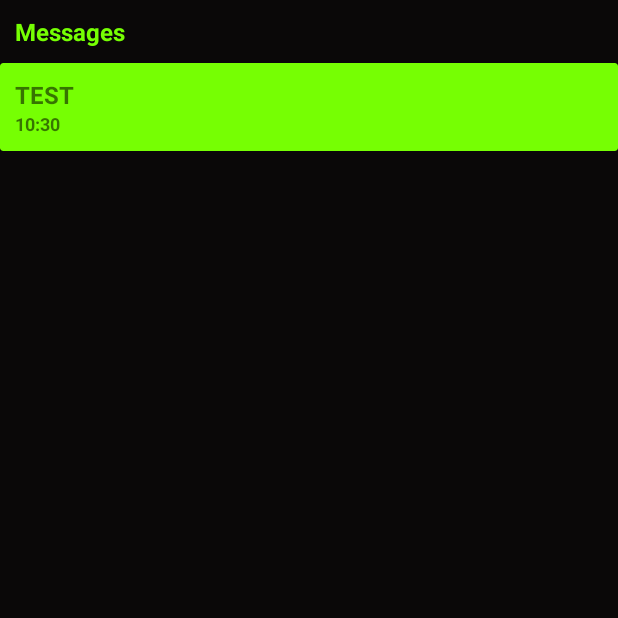
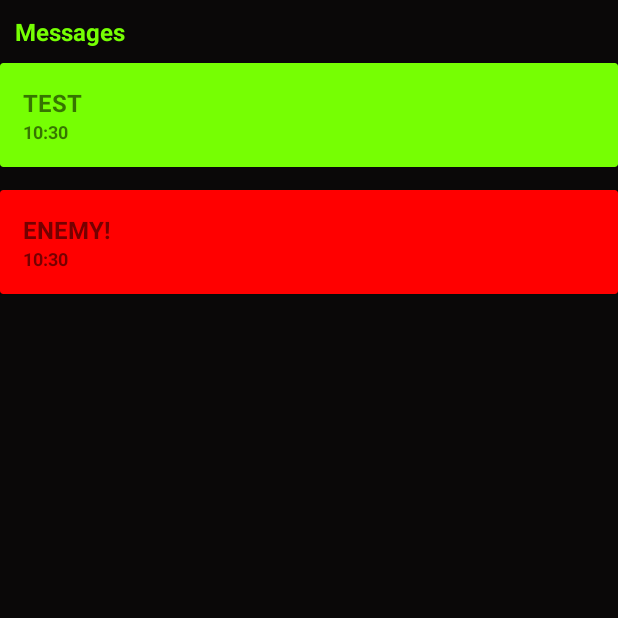
Before and after one commit to pawelDylag/X, an Android app: the screen it shows after launch (MainActivity), after a tap on "RECEIVE FRAGMENT", on a phone screen of 412 x 824 dp, the top half of it. Run offline under Robolectric (Android 15) with nearby library versions, the phone set to English and light mode, and no system bars; our stand-ins replace ButterKnife; libraries missing offline, so code that uses them is left out: com.estimote.sdk, com.tt.whorlviewlibrary; plain views replace WhorlView; 8 statements that could not run were skipped.

Commit message:
Receive fragment finished 2 xD

```diff
--- a/app/src/main/java/com/hacktory/x/data/Message.java
+++ b/app/src/main/java/com/hacktory/x/data/Message.java
@@ -14,10 +14,12 @@ public class Message {
 
     private String message;
     private long timestamp;
+    private boolean isEnemyDetected;
 
-    public Message(String message, long timestamp) {
+    public Message(String message, long timestamp, boolean isEnemyDetected) {
         this.message = message;
         this.timestamp = timestamp;
+        this.isEnemyDetected = isEnemyDetected;
     }
 
     public String getMessage() {
@@ -35,6 +37,9 @@ public class Message {
         return formater.format(date);
     }
 
+    public boolean isEnemyDetected() {
+        return isEnemyDetected;
+    }
 
     public void setMessage(String message) {
         this.message = message;
--- a/app/src/main/java/com/hacktory/x/receive/MessageListAdapter.java
+++ b/app/src/main/java/com/hacktory/x/receive/MessageListAdapter.java
@@ -1,5 +1,7 @@
 package com.hacktory.x.receive;
 
+import android.graphics.Color;
+import android.support.v7.widget.CardView;
 import android.support.v7.widget.RecyclerView;
 import android.view.LayoutInflater;
 import android.view.View;
@@ -20,10 +22,12 @@ public class MessageListAdapter extends RecyclerView.Adapter<MessageListAdapter.
 
     public static class ViewHolder extends RecyclerView.ViewHolder {
         public TextView textView, timeView;
+        public CardView cardView;
         public ViewHolder(View v) {
             super(v);
             textView = (TextView) v.findViewById(R.id.message_card_text);
             timeView = (TextView) v.findViewById(R.id.message_card_time);
+            cardView = (CardView) v.findViewById(R.id.message_card);
         }
     }
 
@@ -41,8 +45,10 @@ public class MessageListAdapter extends RecyclerView.Adapter<MessageListAdapter.
 
     @Override
     public void onBindViewHolder(ViewHolder holder, int position) {
-        holder.textView.setText(messages.get(position).getMessage());
-        holder.timeView.setText(messages.get(position).getReadableTimestamp());
+        Message message = messages.get(position);
+        if (message.isEnemyDetected()) holder.cardView.setCardBackgroundColor(Color.RED);
+        holder.textView.setText(message.getMessage());
+        holder.timeView.setText(message.getReadableTimestamp());
     }
 
     @Override
--- a/app/src/main/java/com/hacktory/x/receive/ReceiveFragment.java
+++ b/app/src/main/java/com/hacktory/x/receive/ReceiveFragment.java
@@ -72,7 +72,8 @@ public class ReceiveFragment extends Fragment {
         // use a linear layout manager
         layoutManager = new LinearLayoutManager(getActivity());
         recyclerView.setLayoutManager(layoutManager);
-        messageListAdapter.addNewMessage(new Message("TEST", System.currentTimeMillis()));
+        messageListAdapter.addNewMessage(new Message("TEST", System.currentTimeMillis(), false));
+        messageListAdapter.addNewMessage(new Message("ENEMY!", System.currentTimeMillis(),true));
         return view;
     }
 
--- a/app/src/main/res/layout/message_card_view.xml
+++ b/app/src/main/res/layout/message_card_view.xml
@@ -4,12 +4,14 @@
     android:layout_height="wrap_content"
     xmlns:app="http://schemas.android.com/apk/res-auto"
     app:cardBackgroundColor="@color/colorPrimaryDark"
-    android:padding="10dp">
+    android:padding="10dp"
+    android:id="@+id/message_card"
+    android:layout_marginBottom="15dp">
 
     <RelativeLayout
         android:layout_width="match_parent"
         android:layout_height="wrap_content"
-        android:padding="10dp">
+        android:padding="15dp">
 
         <TextView
             android:id="@+id/message_card_text"
--- a/app/src/main/res/values/colors.xml
+++ b/app/src/main/res/values/colors.xml
@@ -3,5 +3,6 @@
     <color name="colorPrimary">#76ff03</color>
     <color name="colorPrimaryDark">#76ff03</color>
     <color name="colorAccent">#76ff03</color>
+    <color name="colorEnemy">#d2080c</color>
     <color name="background_material_light">#0a0808</color>
 </resources>
```
